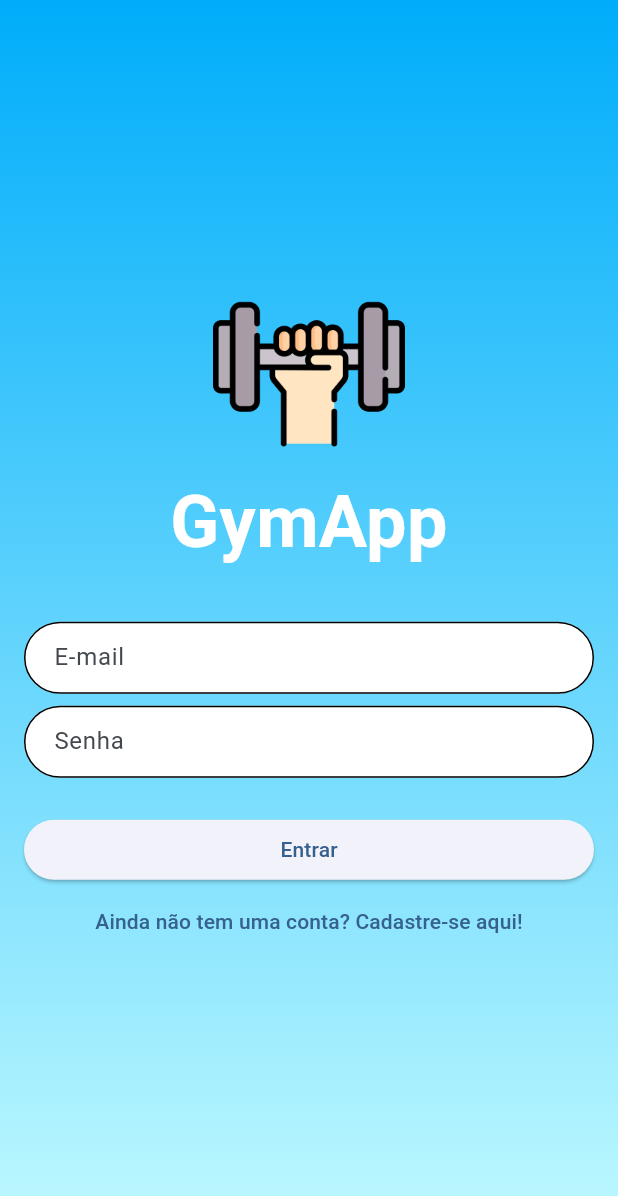
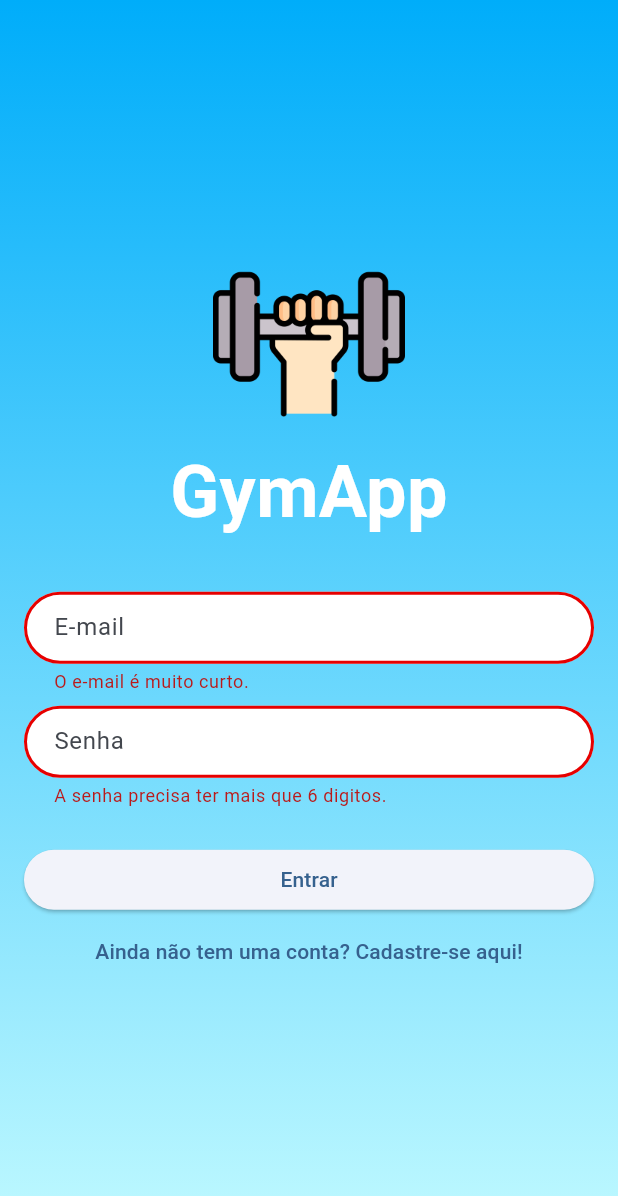
Before and after one commit to racalixta/flutter_gymapp, a Flutter app: the screen it shows after launch, after a tap on "Entrar", on a phone screen of 412 x 824 dp. Shown: the top 1196 px of the screen. Run offline on Flutter 3.47's test engine with Material 2 defaults, Android fonts, the phone set to English and light mode, and no system bars.

Commit message:
conteudo da aula 17

```diff
--- a/lib/components/decoration_input_auth.dart
+++ b/lib/components/decoration_input_auth.dart
@@ -1,5 +1,4 @@
 import 'package:flutter/material.dart';
-import 'package:flutter_gymapp/_common/my_colors.dart';
 
 InputDecoration getAuthetincationInputDecoration(String label) {
   return InputDecoration(
@@ -19,5 +18,15 @@ InputDecoration getAuthetincationInputDecoration(String label) {
       borderSide:
           const BorderSide(color: Color.fromARGB(255, 1, 142, 207), width: 2),
     ),
+    errorBorder: OutlineInputBorder(
+      borderRadius: BorderRadius.circular(64),
+      borderSide:
+          const BorderSide(color: Color.fromARGB(255, 230, 0, 0), width: 2),
+    ),
+    focusedErrorBorder: OutlineInputBorder(
+      borderRadius: BorderRadius.circular(64),
+      borderSide:
+          const BorderSide(color: Color.fromARGB(255, 175, 0, 0), width: 2),
+    ),
   );
 }
--- a/lib/page/auth_page.dart
+++ b/lib/page/auth_page.dart
@@ -11,6 +11,7 @@ class AuthPage extends StatefulWidget {
 
 class _AuthPageState extends State<AuthPage> {
   bool wantEntry = true;
+  final _formKey = GlobalKey<FormState>();
 
   @override
   Widget build(BuildContext context) {
@@ -33,6 +34,7 @@ class _AuthPageState extends State<AuthPage> {
           Padding(
             padding: const EdgeInsets.all(16.0),
             child: Form(
+              key: _formKey,
               child: Center(
                 child: SingleChildScrollView(
                   child: Column(
@@ -57,11 +59,31 @@ class _AuthPageState extends State<AuthPage> {
                       ),
                       TextFormField(
                         decoration: getAuthetincationInputDecoration('E-mail'),
+                        validator: (String? value) {
+                          if (value == null) {
+                            return 'O campo e-mail não pode ser vazio.';
+                          } else if (value.length < 5) {
+                            return 'O e-mail é muito curto.';
+                          } else if (!value.contains('@')) {
+                            return 'Digite um e-mail válido.';
+                          }
+
+                          return null;
+                        },
                       ),
                       const SizedBox(height: 8),
                       TextFormField(
                         decoration: getAuthetincationInputDecoration('Senha'),
                         obscureText: true,
+                        validator: (String? value) {
+                          if (value == null) {
+                            return 'O campo senha não pode ser vazio.';
+                          } else if (value.length < 6) {
+                            return 'A senha precisa ter mais que 6 digitos.';
+                          }
+
+                          return null;
+                        },
                       ),
                       const SizedBox(height: 8),
                       Visibility(
@@ -72,11 +94,29 @@ class _AuthPageState extends State<AuthPage> {
                               decoration: getAuthetincationInputDecoration(
                                   'Confirme Senha'),
                               obscureText: true,
+                              validator: (String? value) {
+                                if (value == null) {
+                                  return 'O campo confirma senha não pode ser vazio.';
+                                } else if (value.length < 6) {
+                                  return 'A senha precisa ter mais que 6 digitos.';
+                                }
+
+                                return null;
+                              },
                             ),
                             const SizedBox(height: 8),
                             TextFormField(
                               decoration:
                                   getAuthetincationInputDecoration('Nome'),
+                              validator: (String? value) {
+                                if (value == null) {
+                                  return 'O campo nome não pode ser vazio.';
+                                } else if (value.length < 3) {
+                                  return 'O nome precisa ter mais que 3 letras.';
+                                }
+
+                                return null;
+                              },
                             ),
                           ],
                         ),
@@ -85,7 +125,9 @@ class _AuthPageState extends State<AuthPage> {
                         height: 16,
                       ),
                       ElevatedButton(
-                        onPressed: () {},
+                        onPressed: () {
+                          mainButtonCLick();
+                        },
                         child: Text((wantEntry) ? "Entrar" : "Cadastrar"),
                       ),
                       // const Divider(),
@@ -109,4 +151,12 @@ class _AuthPageState extends State<AuthPage> {
       ),
     );
   }
+
+  mainButtonCLick() {
+    if (_formKey.currentState!.validate()) {
+      print('form valido');
+    } else {
+      print('form INvalido');
+    }
+  }
 }
```
